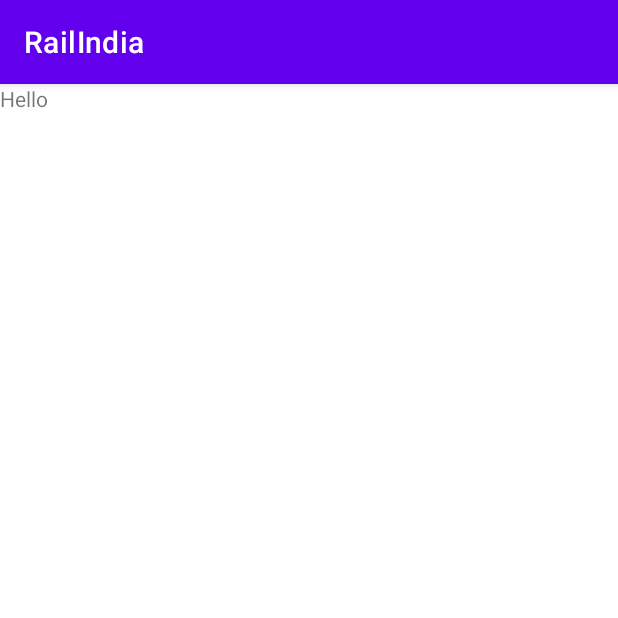
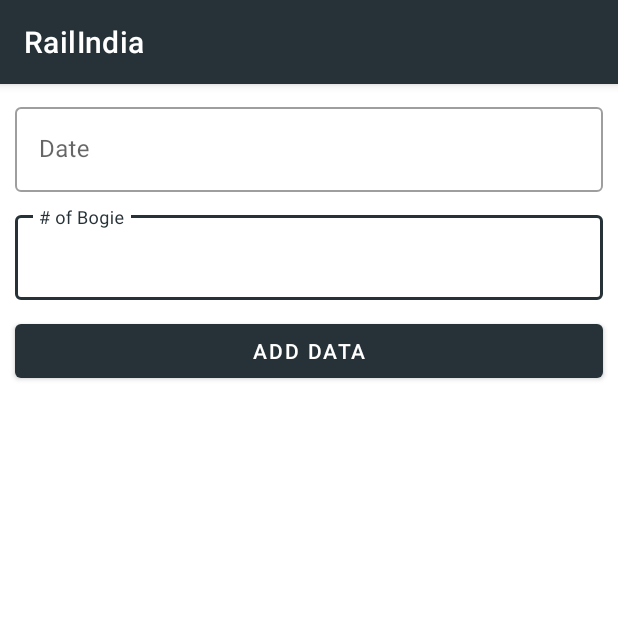
Before and after one commit to PalakSDarji/RailIndia, an Android app: the screen it shows after launch (MainActivity), on a phone screen of 412 x 824 dp, the top half of it. Run offline under Robolectric (Android 15) with nearby library versions, the phone set to English and light mode, and no system bars; our stand-ins replace Dagger/Hilt's generated code, Firebase (no records; nobody signed in at launch, a user with empty details on screens opened directly), Room's generated code, Timber, data binding; libraries missing offline, so code that uses them is left out: androidx.hilt.work; 1 statement that could not run was skipped.

```diff
--- a/app/build.gradle
+++ b/app/build.gradle
@@ -12,7 +12,7 @@ android {
 
     defaultConfig {
         applicationId "com.palak.railindia"
-        minSdkVersion 16
+        minSdkVersion 21
         targetSdkVersion 30
         versionCode 1
         versionName "1.0"
--- /dev/null
+++ b/app/src/main/java/com/palak/railindia/db/AppDb.kt
@@ -0,0 +1,41 @@
+package com.palak.railindia.db
+
+import android.content.Context
+import androidx.room.Database
+import androidx.room.Room
+import androidx.room.RoomDatabase
+import com.palak.railindia.model.Component
+
+@Database(entities = [Component::class],
+            version = 1,
+            exportSchema = false)
+abstract class AppDb : RoomDatabase(){
+
+    abstract fun componentDao() : ComponentDao
+
+    companion object {
+
+        @Volatile
+        private var INSTANCE: AppDb? = null
+
+        fun getDb(context: Context): AppDb {
+
+            val tempInstance =
+                INSTANCE
+            if (tempInstance != null) {
+                return tempInstance
+            }
+            synchronized(this) {
+                val instance = Room.databaseBuilder(
+                    context.applicationContext,
+                    AppDb::class.java,
+                    "rail_india_db"
+                ).build()
+
+                INSTANCE = instance
+                return instance
+            }
+        }
+    }
+
+}
--- /dev/null
+++ b/app/src/main/java/com/palak/railindia/db/ComponentDao.kt
@@ -0,0 +1,28 @@
+package com.palak.railindia.db
+
+import androidx.lifecycle.LiveData
+import androidx.room.Dao
+import androidx.room.Insert
+import androidx.room.OnConflictStrategy
+import androidx.room.Query
+import com.palak.railindia.model.Component
+
+/**
+ * Handler method for db operations.
+ */
+@Dao
+interface ComponentDao {
+
+    //No need to use suspend, Reason: LiveData will update in async manner.
+    @Query("SELECT * from component")
+    fun fetchAllComponent() : LiveData<List<Component>>
+
+    @Insert(onConflict = OnConflictStrategy.REPLACE)
+    suspend fun insertComponent(component : Component) : Long
+/*
+    @Query("DELETE FROM cityLocation WHERE id = :id")
+    suspend fun deleteCityLocation(id: Int)
+
+    @Query("DELETE FROM cityLocation")
+    suspend fun deleteAllCityLocations()*/
+}
--- a/app/src/main/java/com/palak/railindia/di/AppModule.kt
+++ b/app/src/main/java/com/palak/railindia/di/AppModule.kt
@@ -1,13 +1,17 @@
 package com.palak.railindia.di
 
+import android.app.Application
 import com.google.firebase.database.DatabaseReference
 import com.google.firebase.database.FirebaseDatabase
 import com.google.firebase.database.ktx.database
 import com.google.firebase.ktx.Firebase
+import com.palak.railindia.db.AppDb
+import com.palak.railindia.db.ComponentDao
 import dagger.Module
 import dagger.Provides
 import dagger.hilt.InstallIn
 import dagger.hilt.components.SingletonComponent
+import java.text.SimpleDateFormat
 import javax.inject.Qualifier
 import javax.inject.Singleton
 
@@ -15,6 +19,17 @@ import javax.inject.Singleton
 @InstallIn(SingletonComponent::class)
 class AppModule {
 
+    @Singleton
+    @Provides
+    fun provideAppDb(application : Application) : AppDb {
+        return AppDb.getDb(application.applicationContext)
+    }
+
+    @Singleton
+    @Provides
+    fun provideComponentDao(appDb : AppDb) : ComponentDao {
+        return appDb.componentDao()
+    }
 
     @Singleton
     @Provides
@@ -29,9 +44,19 @@ class AppModule {
         return firebaseDatabase.getReference("componentData")
     }
 
+    @Singleton
+    @Provides
+    @DateSDF
+    fun provideSdfTime() : SimpleDateFormat {
+        return SimpleDateFormat("dd MMM yyyy")
+    }
 }
 
 
 @Qualifier
 @Retention(AnnotationRetention.BINARY)
 annotation class ComponentDataRef
+
+@Qualifier
+@Retention(AnnotationRetention.BINARY)
+annotation class DateSDF
--- a/app/src/main/java/com/palak/railindia/home/GetComponentDataWorker.kt
+++ b/app/src/main/java/com/palak/railindia/home/GetComponentDataWorker.kt
@@ -8,36 +8,49 @@ import com.google.firebase.database.DataSnapshot
 import com.google.firebase.database.DatabaseError
 import com.google.firebase.database.DatabaseReference
 import com.google.firebase.database.ValueEventListener
+import com.palak.railindia.repo.ComponentRepo
 import com.palak.railindia.di.ComponentDataRef
+import com.palak.railindia.model.Component
 import dagger.assisted.Assisted
 import dagger.assisted.AssistedInject
-import javax.inject.Inject
+import kotlinx.coroutines.*
+import java.lang.Exception
 
 @HiltWorker
 public class GetComponentDataWorker
-    @AssistedInject constructor(@Assisted context: Context,
+@AssistedInject constructor(
+    @Assisted context: Context,
     @Assisted params: WorkerParameters,
-                                @ComponentDataRef var componentDataRef : DatabaseReference)
-    : CoroutineWorker(context,params) {
+    var componentRepo: ComponentRepo,
+    @ComponentDataRef var componentDataRef: DatabaseReference
+) : CoroutineWorker(context, params) {
 
     override suspend fun doWork(): Result {
 
-        componentDataRef.addListenerForSingleValueEvent(object : ValueEventListener{
+        return try {
 
+            componentDataRef.addListenerForSingleValueEvent(object : ValueEventListener {
                 override fun onDataChange(snapshot: DataSnapshot) {
 
-                snapshot.children.forEach {
-                    data ->
-                    println("GetComponentDataWorker dataSnapshot : ${data.value}")
+                    GlobalScope.launch(Dispatchers.IO) {
+                        snapshot.children.forEach { data ->
+                            val component: Component? = data.getValue(Component::class.java)
+                            component?.let {
+                                componentRepo.insertIntoDb(component)
+                            }
+                        }
                     }
                 }
 
                 override fun onCancelled(error: DatabaseError) {
 
                 }
-
             })
 
-        return Result.success()
+            Result.success()
+        } catch (e: Exception) {
+            e.printStackTrace()
+            Result.failure()
         }
     }
+}
--- a/app/src/main/java/com/palak/railindia/home/HomeFragment.kt
+++ b/app/src/main/java/com/palak/railindia/home/HomeFragment.kt
@@ -1,16 +1,19 @@
 package com.palak.railindia.home
 
-import androidx.lifecycle.ViewModelProvider
+import android.app.DatePickerDialog
+import android.app.TimePickerDialog
 import android.os.Bundle
 import androidx.fragment.app.Fragment
 import android.view.LayoutInflater
 import android.view.View
 import android.view.ViewGroup
 import androidx.fragment.app.activityViewModels
-import com.palak.railindia.R
 import com.palak.railindia.databinding.HomeFragmentBinding
-import dagger.hilt.EntryPoint
+import com.palak.railindia.di.DateSDF
 import dagger.hilt.android.AndroidEntryPoint
+import java.text.SimpleDateFormat
+import java.util.*
+import javax.inject.Inject
 
 @AndroidEntryPoint
 class HomeFragment : Fragment() {
@@ -21,6 +24,19 @@ class HomeFragment : Fragment() {
 
     private lateinit var binding : HomeFragmentBinding
     private val viewModel by activityViewModels<HomeViewModel>()
+
+    @Inject
+    @DateSDF
+    lateinit var dateSdf : SimpleDateFormat
+
+    var cal = Calendar.getInstance()
+
+    val dateSetListener = DatePickerDialog.OnDateSetListener { view, year, monthOfYear, dayOfMonth ->
+        cal.set(Calendar.YEAR, year)
+        cal.set(Calendar.MONTH, monthOfYear)
+        cal.set(Calendar.DAY_OF_MONTH, dayOfMonth)
+        setDate()
+    }
 
     override fun onCreateView(
         inflater: LayoutInflater, container: ViewGroup?,
@@ -35,6 +51,28 @@ class HomeFragment : Fragment() {
         super.onViewCreated(view, savedInstanceState)
 
         viewModel.downloadComponentData()
+
+        binding.layoutDate.sdf = dateSdf
+        binding.homeViewModel = viewModel
+        viewModel.componentLiveData.observe(viewLifecycleOwner){
+            println(it.toString())
+        }
+
+        binding.layoutDate.tilDate.editText?.setOnClickListener {
+            DatePickerDialog(requireContext(),
+                dateSetListener,
+                cal.get(Calendar.YEAR),
+                cal.get(Calendar.MONTH),
+                cal.get(Calendar.DAY_OF_MONTH)).show()
+        }
+
+        binding.btnAddData.setOnClickListener {
+
+        }
     }
 
+    private fun setDate() {
+        viewModel.selectedDate = cal.time
+        binding.layoutDate.tilDate.editText?.setText(dateSdf.format(viewModel.selectedDate))
+    }
 }
--- a/app/src/main/java/com/palak/railindia/home/HomeViewModel.kt
+++ b/app/src/main/java/com/palak/railindia/home/HomeViewModel.kt
@@ -2,16 +2,27 @@ package com.palak.railindia.home
 
 import android.app.Application
 import androidx.lifecycle.AndroidViewModel
-import androidx.lifecycle.ViewModel
+import androidx.lifecycle.LiveData
 import androidx.work.OneTimeWorkRequest
 import androidx.work.WorkManager
-import dagger.assisted.Assisted
-import dagger.assisted.AssistedInject
+import com.palak.railindia.repo.ComponentRepo
+import com.palak.railindia.model.Component
 import dagger.hilt.android.lifecycle.HiltViewModel
+import java.util.*
 import javax.inject.Inject
 
 @HiltViewModel
-class HomeViewModel @Inject constructor(val app: Application): AndroidViewModel(app) {
+class HomeViewModel @Inject constructor(val app: Application,
+    val componentRepo: ComponentRepo
+): AndroidViewModel(app) {
+
+    val componentLiveData : LiveData<List<Component>> = componentRepo.fetchAllFromDb()
+
+    var selectedDate : Date? = null
+        set(value) {
+            println("date updated : $value")
+            field = value
+        }
 
     fun downloadComponentData(){
         val getComponentData = OneTimeWorkRequest.Builder(GetComponentDataWorker::class.java).build()
--- /dev/null
+++ b/app/src/main/java/com/palak/railindia/model/Component.kt
@@ -0,0 +1,11 @@
+package com.palak.railindia.model
+
+import androidx.room.Entity
+import androidx.room.PrimaryKey
+
+@Entity(tableName = "component")
+data class Component constructor(
+    @PrimaryKey
+    val id : Int = 0,
+    val name : String = "",
+    val qty : Int = 0)
--- /dev/null
+++ b/app/src/main/java/com/palak/railindia/repo/ComponentRepo.kt
@@ -0,0 +1,17 @@
+package com.palak.railindia.repo
+
+import androidx.lifecycle.LiveData
+import com.palak.railindia.db.ComponentDao
+import com.palak.railindia.model.Component
+import javax.inject.Inject
+
+class ComponentRepo @Inject constructor(val componentDao: ComponentDao) : Repo<Component> {
+
+    override fun fetchAllFromDb(): LiveData<List<Component>> {
+        return componentDao.fetchAllComponent()
+    }
+
+    override suspend fun insertIntoDb(component : Component): Long {
+        return componentDao.insertComponent(component)
+    }
+}
--- /dev/null
+++ b/app/src/main/java/com/palak/railindia/repo/Repo.kt
@@ -0,0 +1,9 @@
+package com.palak.railindia.repo
+
+import androidx.lifecycle.LiveData
+
+interface Repo<T> {
+
+    fun fetchAllFromDb() : LiveData<List<T>>
+    suspend fun insertIntoDb(t : T) : Long
+}
--- /dev/null
+++ b/app/src/main/java/com/palak/railindia/utils/BindingAdapters.kt
@@ -0,0 +1,25 @@
+package com.palak.railindia.utils
+
+import androidx.databinding.BindingAdapter
+import androidx.databinding.InverseBindingAdapter
+import com.google.android.material.textfield.TextInputEditText
+import java.text.SimpleDateFormat
+import java.util.*
+
+@BindingAdapter("date")
+fun setDateToEditText(et : TextInputEditText, date : Date?){
+    println("date is: $date")
+    if(date == null) {
+        et.setText("")
+        return
+    }
+    val newDate : String = SimpleDateFormat("dd MMM yyyy").format(date)
+    if(et.text?.equals(newDate) == false){
+        et.setText(newDate)
+    }
+}
+
+/*@InverseBindingAdapter(attribute = "date")
+fun getDateFromEditText(et : TextInputEditText, date: Date) : Date{
+    return Calendar.getInstance().time//sdf.parse(et.text.toString())!!
+}*/
--- a/app/src/main/res/layout/home_fragment.xml
+++ b/app/src/main/res/layout/home_fragment.xml
@@ -1,9 +1,13 @@
 <?xml version="1.0" encoding="utf-8"?>
 <layout xmlns:android="http://schemas.android.com/apk/res/android"
+    xmlns:app="http://schemas.android.com/apk/res-auto"
+    xmlns:bind="http://schemas.android.com/apk/res-auto"
     xmlns:tools="http://schemas.android.com/tools">
 
     <data>
-
+        <variable
+            name="homeViewModel"
+            type="com.palak.railindia.home.HomeViewModel" />
     </data>
 
     <androidx.constraintlayout.widget.ConstraintLayout
@@ -11,10 +15,49 @@
         android:layout_height="match_parent"
         tools:context=".home.HomeFragment">
 
-        <TextView
+        <androidx.appcompat.widget.Toolbar
+            android:id="@+id/toolbar"
             android:layout_width="match_parent"
-            android:layout_height="match_parent"
-            android:text="Hello" />
+            android:layout_height="?attr/actionBarSize"
+            android:background="?attr/colorPrimary"
+            android:visibility="gone"
+            android:elevation="4dp"
+            app:layout_constraintEnd_toEndOf="parent"
+            app:layout_constraintStart_toStartOf="parent"
+            app:layout_constraintTop_toTopOf="parent"
+            app:titleTextColor="@color/white">
+
+            <TextView
+                android:id="@+id/tvSettingsText"
+                android:layout_width="wrap_content"
+                android:layout_height="wrap_content"
+                android:text="@string/app_name"
+                android:textColor="@color/white"
+                android:textSize="20sp"
+                android:textStyle="bold"
+                app:layout_constraintBottom_toBottomOf="parent"
+                app:layout_constraintStart_toStartOf="parent"
+                app:layout_constraintTop_toTopOf="parent" />
+
+        </androidx.appcompat.widget.Toolbar>
+
+        <include
+            android:id="@+id/layoutDate"
+            layout="@layout/layout_date"
+            bind:homeViewModel="@{homeViewModel}" />
+
+        <include
+            android:id="@+id/layoutBogie"
+            layout="@layout/layout_bogie"
+            bind:homeViewModel="@{homeViewModel}" />
+
+        <Button
+            android:id="@+id/btnAddData"
+            android:layout_margin="10dp"
+            app:layout_constraintTop_toBottomOf="@+id/layoutBogie"
+            android:text="@string/add_data"
+            android:layout_width="match_parent"
+            android:layout_height="wrap_content"/>
 
     </androidx.constraintlayout.widget.ConstraintLayout>
 </layout>
--- /dev/null
+++ b/app/src/main/res/layout/layout_bogie.xml
@@ -0,0 +1,38 @@
+<?xml version="1.0" encoding="utf-8"?>
+<layout xmlns:android="http://schemas.android.com/apk/res/android"
+    xmlns:app="http://schemas.android.com/apk/res-auto">
+
+    <data>
+        <variable
+            name="homeViewModel"
+            type="com.palak.railindia.home.HomeViewModel" />
+    </data>
+
+    <androidx.constraintlayout.widget.ConstraintLayout
+        android:layout_width="match_parent"
+        android:layout_height="wrap_content"
+        app:layout_constraintEnd_toEndOf="parent"
+        app:layout_constraintTop_toBottomOf="@+id/layoutDate"
+        app:layout_constraintStart_toStartOf="parent">
+
+        <com.google.android.material.textfield.TextInputLayout
+            android:id="@+id/tilBogieNumber"
+            style="@style/Widget.MaterialComponents.TextInputLayout.OutlinedBox"
+            android:layout_width="match_parent"
+            android:layout_height="wrap_content"
+            android:layout_margin="10dp"
+            android:hint="@string/of_bogie"
+            app:layout_constraintEnd_toEndOf="parent"
+            app:layout_constraintStart_toStartOf="parent"
+            app:layout_constraintTop_toTopOf="parent">
+
+            <com.google.android.material.textfield.TextInputEditText
+                android:layout_width="match_parent"
+                android:layout_height="wrap_content"
+                android:inputType="number"
+                android:outlineProvider="bounds" />
+
+        </com.google.android.material.textfield.TextInputLayout>
+
+    </androidx.constraintlayout.widget.ConstraintLayout>
+</layout>
--- /dev/null
+++ b/app/src/main/res/layout/layout_date.xml
@@ -0,0 +1,49 @@
+<?xml version="1.0" encoding="utf-8"?>
+<layout xmlns:android="http://schemas.android.com/apk/res/android"
+    xmlns:app="http://schemas.android.com/apk/res-auto">
+
+    <data>
+
+        <variable
+            name="sdf"
+            type="java.text.SimpleDateFormat" />
+        <variable
+            name="homeViewModel"
+            type="com.palak.railindia.home.HomeViewModel" />
+    </data>
+
+    <androidx.constraintlayout.widget.ConstraintLayout
+        android:id="@+id/clDate"
+        android:layout_width="match_parent"
+        android:layout_height="wrap_content"
+        app:layout_constraintEnd_toEndOf="parent"
+        app:layout_constraintStart_toStartOf="parent"
+        app:layout_constraintTop_toBottomOf="@+id/toolbar">
+
+        <com.google.android.material.textfield.TextInputLayout
+            android:id="@+id/tilDate"
+            style="@style/Widget.MaterialComponents.TextInputLayout.OutlinedBox"
+            android:layout_width="match_parent"
+            android:layout_height="wrap_content"
+            android:inputType="date"
+            android:layout_margin="10dp"
+            android:hint="@string/date"
+            app:layout_constraintEnd_toEndOf="parent"
+            app:layout_constraintStart_toStartOf="parent"
+            app:layout_constraintTop_toTopOf="parent">
+
+            <com.google.android.material.textfield.TextInputEditText
+                android:layout_width="match_parent"
+                android:layout_height="wrap_content"
+                android:inputType="date"
+                android:focusable="false"
+                android:focusableInTouchMode="false"
+                android:clickable="false"
+                date="@{homeViewModel.selectedDate}"
+                android:cursorVisible="false"
+                android:outlineProvider="bounds" />
+
+        </com.google.android.material.textfield.TextInputLayout>
+
+    </androidx.constraintlayout.widget.ConstraintLayout>
+</layout>
--- a/app/src/main/res/values/colors.xml
+++ b/app/src/main/res/values/colors.xml
@@ -1,10 +1,10 @@
 <?xml version="1.0" encoding="utf-8"?>
 <resources>
-    <color name="purple_200">#FFBB86FC</color>
-    <color name="purple_500">#FF6200EE</color>
-    <color name="purple_700">#FF3700B3</color>
-    <color name="teal_200">#FF03DAC5</color>
-    <color name="teal_700">#FF018786</color>
+    <color name="purple_200">#FF4f5b62</color>
+    <color name="purple_500">#FF263238</color>
+    <color name="purple_700">#FF000a12</color>
+    <color name="teal_200">#FF3d5afe</color>
+    <color name="teal_700">#FF0031ca</color>
     <color name="black">#FF000000</color>
     <color name="white">#FFFFFFFF</color>
 </resources>
--- a/app/src/main/res/values/strings.xml
+++ b/app/src/main/res/values/strings.xml
@@ -1,3 +1,7 @@
 <resources>
     <string name="app_name">RailIndia</string>
+    <string name="enter_bogie_number">Enter Bogie Number</string>
+    <string name="date">Date</string>
+    <string name="of_bogie"># of Bogie</string>
+    <string name="add_data">Add Data</string>
 </resources>
```
Lines whose indentation alone changed are shown as unchanged.
